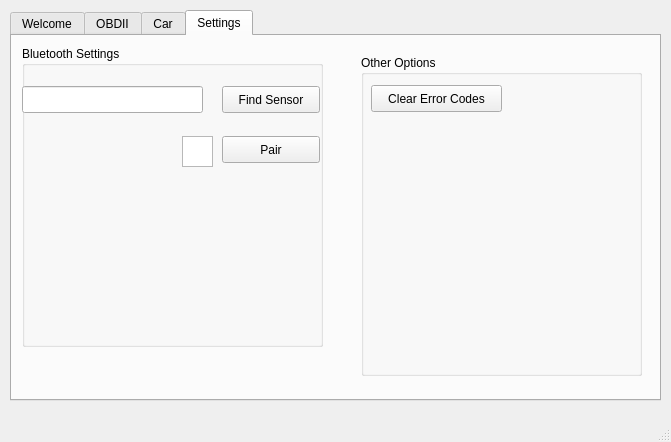
Qt form main.ui (kd8bny/pi2go) before a commit.
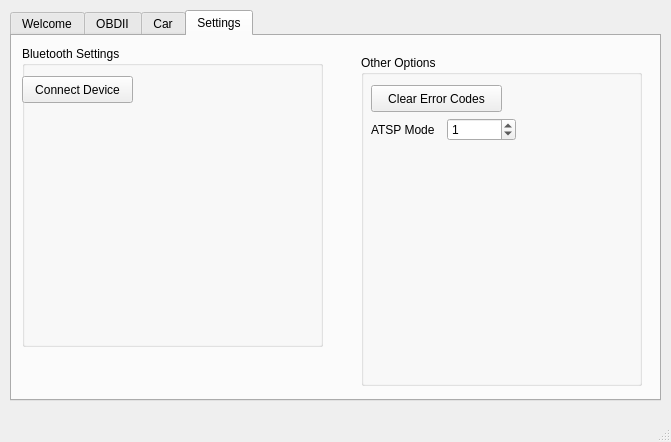
The same form after that commit.

Patch:
```diff
--- a/main.ui
+++ b/main.ui
@@ -23,6 +23,9 @@
       <height>391</height>
      </rect>
     </property>
+    <property name="autoFillBackground">
+     <bool>false</bool>
+    </property>
     <property name="currentIndex">
      <number>3</number>
     </property>
@@ -182,50 +185,17 @@
       <property name="title">
        <string>Bluetooth Settings</string>
       </property>
-      <widget class="QLineEdit" name="lineEdit">
+      <widget class="QPushButton" name="pushButton_bt">
        <property name="geometry">
         <rect>
          <x>0</x>
-         <y>40</y>
-         <width>181</width>
+         <y>30</y>
+         <width>111</width>
          <height>27</height>
         </rect>
        </property>
-      </widget>
-      <widget class="QPushButton" name="findButton">
-       <property name="geometry">
-        <rect>
-         <x>200</x>
-         <y>40</y>
-         <width>98</width>
-         <height>27</height>
-        </rect>
-       </property>
        <property name="text">
-        <string>Find Sensor</string>
-       </property>
-      </widget>
-      <widget class="QPushButton" name="pushButton">
-       <property name="geometry">
-        <rect>
-         <x>200</x>
-         <y>90</y>
-         <width>98</width>
-         <height>27</height>
-        </rect>
-       </property>
-       <property name="text">
-        <string>Pair</string>
-       </property>
-      </widget>
-      <widget class="QGraphicsView" name="graphicsView_2">
-       <property name="geometry">
-        <rect>
-         <x>160</x>
-         <y>90</y>
-         <width>31</width>
-         <height>31</height>
-        </rect>
+        <string>Connect Device</string>
        </property>
       </widget>
      </widget>
@@ -235,7 +205,7 @@
         <x>349</x>
         <y>19</y>
         <width>281</width>
-        <height>321</height>
+        <height>331</height>
        </rect>
       </property>
       <property name="title">
@@ -254,6 +224,50 @@
         <string>Clear Error Codes</string>
        </property>
       </widget>
+      <widget class="QWidget" name="">
+       <property name="geometry">
+        <rect>
+         <x>10</x>
+         <y>60</y>
+         <width>145</width>
+         <height>29</height>
+        </rect>
+       </property>
+       <layout class="QHBoxLayout" name="horizontalLayout">
+        <item>
+         <widget class="QLabel" name="label_7">
+          <property name="text">
+           <string>ATSP Mode</string>
+          </property>
+         </widget>
+        </item>
+        <item>
+         <widget class="QSpinBox" name="spinBox_ATSP">
+          <property name="toolTip">
+           <string extracomment="Value between 1 and 5"/>
+          </property>
+          <property name="wrapping">
+           <bool>true</bool>
+          </property>
+          <property name="readOnly">
+           <bool>false</bool>
+          </property>
+          <property name="correctionMode">
+           <enum>QAbstractSpinBox::CorrectToNearestValue</enum>
+          </property>
+          <property name="minimum">
+           <number>1</number>
+          </property>
+          <property name="maximum">
+           <number>5</number>
+          </property>
+          <property name="value">
+           <number>1</number>
+          </property>
+         </widget>
+        </item>
+       </layout>
+      </widget>
      </widget>
      <zorder>groupBox_2</zorder>
      <zorder>groupBox</zorder>
```
